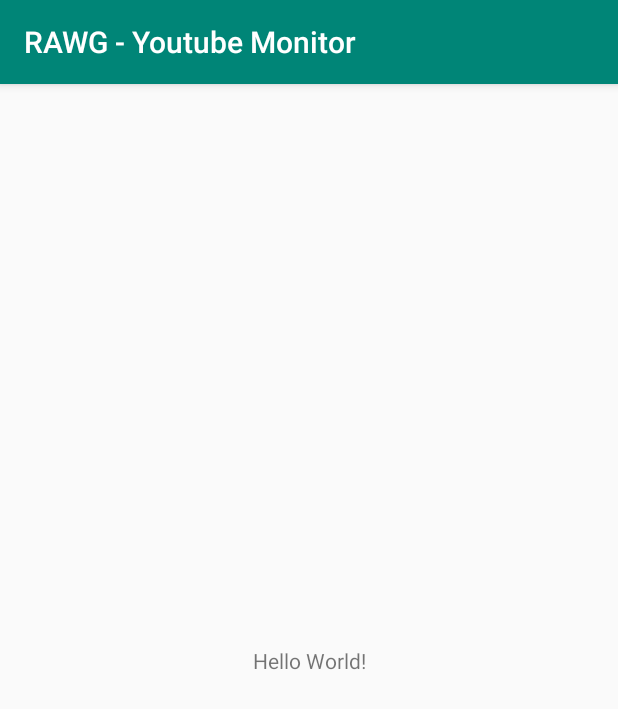
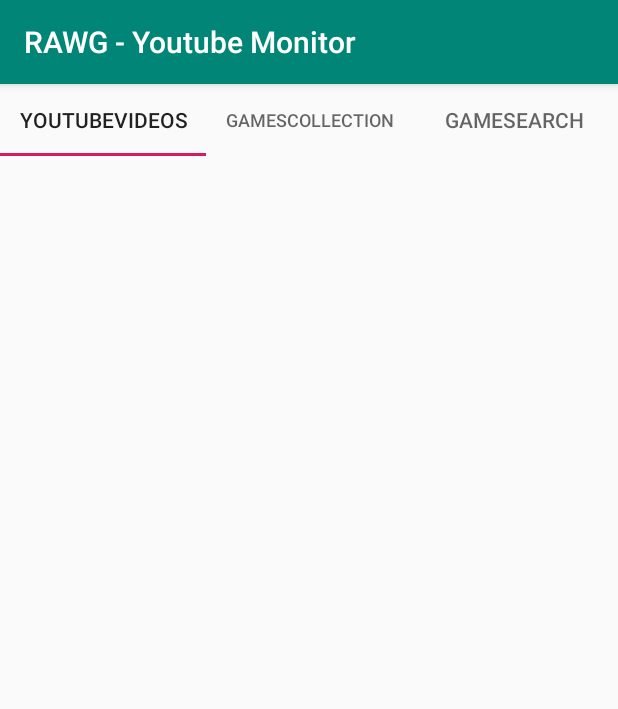
Before and after one commit to Alexis-Massiaux/RAWG_Android2020, an Android app: the screen it shows after launch (MainActivity before the commit, RawgDisplayActivity after it), on a phone screen of 412 x 824 dp. Shown: the top 709 px of the screen. Run offline under Robolectric (Android 15) with nearby library versions, the phone set to English and light mode, and no system bars.

Commit message:
feat: empty fragments

```diff
--- a/app/build.gradle
+++ b/app/build.gradle
@@ -26,4 +26,5 @@ dependencies {
     testImplementation 'junit:junit:4.12'
     androidTestImplementation 'androidx.test.ext:junit:1.1.0'
     androidTestImplementation 'androidx.test.espresso:espresso-core:3.1.1'
+    implementation 'com.google.android.material:material:1.0.0'
 }
--- a/app/src/main/AndroidManifest.xml
+++ b/app/src/main/AndroidManifest.xml
@@ -9,7 +9,7 @@
         android:roundIcon="@mipmap/ic_launcher_round"
         android:supportsRtl="true"
         android:theme="@style/AppTheme">
-        <activity android:name=".MainActivity">
+        <activity android:name=".RawgDisplayActivity">
             <intent-filter>
                 <action android:name="android.intent.action.MAIN" />
 
--- a/app/src/main/java/android/eservices/rawg/MainActivity.java
+++ /dev/null
@@ -1,14 +0,0 @@
-package android.eservices.rawg;
-
-import androidx.appcompat.app.AppCompatActivity;
-
-import android.os.Bundle;
-
-public class MainActivity extends AppCompatActivity {
-
-    @Override
-    protected void onCreate(Bundle savedInstanceState) {
-        super.onCreate(savedInstanceState);
-        setContentView(R.layout.activity_main);
-    }
-}
--- /dev/null
+++ b/app/src/main/java/android/eservices/rawg/RawgDisplayActivity.java
@@ -0,0 +1,74 @@
+package android.eservices.rawg;
+
+import androidx.appcompat.app.AppCompatActivity;
+import androidx.fragment.app.Fragment;
+import androidx.fragment.app.FragmentManager;
+import androidx.fragment.app.FragmentStatePagerAdapter;
+import androidx.viewpager.widget.PagerAdapter;
+import androidx.viewpager.widget.ViewPager;
+
+import android.eservices.rawg.presentation.rawgdisplay.gamescollection.fragment.GamesCollectionFragment;
+import android.eservices.rawg.presentation.rawgdisplay.gamesearch.fragment.GameSearchFragment;
+import android.eservices.rawg.presentation.rawgdisplay.youtubevideos.fragment.YoutubeVideosFragment;
+import android.os.Bundle;
+import android.util.Log;
+
+public class RawgDisplayActivity extends AppCompatActivity {
+
+    //Slide between fragments
+    private ViewPager viewPager;
+
+    @Override
+    protected void onCreate(Bundle savedInstanceState) {
+        super.onCreate(savedInstanceState);
+        setContentView(R.layout.activity_main);
+
+        setupViewPagerAndTabs();
+    }
+
+    /**
+     * Fill the method to get view references and initialize viewpager to display our fragments
+     */
+    private void setupViewPagerAndTabs() {
+        PagerAdapter pagerAdapter;
+
+        viewPager = (ViewPager) findViewById(R.id.viewPager);
+        pagerAdapter = new ScreenSlidePagerAdapter(getSupportFragmentManager());
+        viewPager.setAdapter(pagerAdapter);
+    }
+
+    /**
+     * A simple pager adapter that represents 3 ScreenSlidePageFragment objects, in sequence.
+     */
+    private class ScreenSlidePagerAdapter extends FragmentStatePagerAdapter {
+        public ScreenSlidePagerAdapter(FragmentManager fm) {
+            super(fm);
+        }
+
+        @Override
+        public Fragment getItem(int position) {
+            if(position == 0)
+                return new YoutubeVideosFragment();
+            else if(position == 2)
+                return new GamesCollectionFragment();
+            return new GameSearchFragment();
+        }
+
+        @Override
+        public CharSequence getPageTitle(int position) {
+            if(position == 0) {
+                Log.d("tron",YoutubeVideosFragment.TAB_NAME);
+                return YoutubeVideosFragment.TAB_NAME;
+            }
+            else if(position == 1)
+                return GamesCollectionFragment.TAB_NAME;
+            else
+                return GameSearchFragment.TAB_NAME;
+        }
+
+        @Override
+        public int getCount() {
+            return 3;
+        }
+    }
+}
--- /dev/null
+++ b/app/src/main/java/android/eservices/rawg/presentation/rawgdisplay/gamescollection/fragment/GamesCollectionFragment.java
@@ -0,0 +1,19 @@
+package android.eservices.rawg.presentation.rawgdisplay.gamescollection.fragment;
+
+import android.os.Bundle;
+
+import androidx.fragment.app.Fragment;
+
+public class GamesCollectionFragment extends Fragment {
+
+    public static final String TAB_NAME = "GamesCollection";
+
+    public GamesCollectionFragment(){
+        //Required empty public constructor
+    }
+
+    @Override
+    public void onCreate(Bundle savedInstanceState) {
+        super.onCreate(savedInstanceState);
+    }
+}
--- /dev/null
+++ b/app/src/main/java/android/eservices/rawg/presentation/rawgdisplay/gamesearch/fragment/GameSearchFragment.java
@@ -0,0 +1,19 @@
+package android.eservices.rawg.presentation.rawgdisplay.gamesearch.fragment;
+
+import android.os.Bundle;
+
+import androidx.fragment.app.Fragment;
+
+public class GameSearchFragment extends Fragment {
+
+    public static final String TAB_NAME = "GameSearch";
+
+    public GameSearchFragment() {
+        //Required empty public constructor
+    }
+
+    @Override
+    public void onCreate(Bundle savedInstanceState) {
+        super.onCreate(savedInstanceState);
+    }
+}
--- /dev/null
+++ b/app/src/main/java/android/eservices/rawg/presentation/rawgdisplay/youtubevideos/fragment/YoutubeVideosFragment.java
@@ -0,0 +1,19 @@
+package android.eservices.rawg.presentation.rawgdisplay.youtubevideos.fragment;
+
+import android.os.Bundle;
+
+import androidx.fragment.app.Fragment;
+
+public class YoutubeVideosFragment extends Fragment {
+
+    public static final String TAB_NAME = "YoutubeVideos";
+
+    public YoutubeVideosFragment() {
+        //Required empty public constructor
+    }
+
+    @Override
+    public void onCreate(Bundle savedInstanceState) {
+        super.onCreate(savedInstanceState);
+    }
+}
--- a/app/src/main/res/layout/activity_main.xml
+++ b/app/src/main/res/layout/activity_main.xml
@@ -4,15 +4,29 @@
     xmlns:tools="http://schemas.android.com/tools"
     android:layout_width="match_parent"
     android:layout_height="match_parent"
-    tools:context=".MainActivity">
+    tools:context=".RawgDisplayActivity">
 
-    <TextView
-        android:layout_width="wrap_content"
-        android:layout_height="wrap_content"
-        android:text="Hello World!"
-        app:layout_constraintBottom_toBottomOf="parent"
-        app:layout_constraintLeft_toLeftOf="parent"
-        app:layout_constraintRight_toRightOf="parent"
-        app:layout_constraintTop_toTopOf="parent" />
+    <androidx.viewpager.widget.ViewPager
+        android:id="@+id/viewPager"
+        android:layout_width="match_parent"
+        android:layout_height="match_parent" >
 
+        <com.google.android.material.tabs.TabLayout
+            android:layout_width="match_parent"
+            android:layout_height="wrap_content">
+
+            <com.google.android.material.tabs.TabItem
+                android:layout_width="wrap_content"
+                android:layout_height="wrap_content"/>
+
+            <com.google.android.material.tabs.TabItem
+                android:layout_width="wrap_content"
+                android:layout_height="wrap_content"/>
+
+            <com.google.android.material.tabs.TabItem
+                android:layout_width="wrap_content"
+                android:layout_height="wrap_content"/>
+        </com.google.android.material.tabs.TabLayout>
+
+    </androidx.viewpager.widget.ViewPager>
 </androidx.constraintlayout.widget.ConstraintLayout>
```
